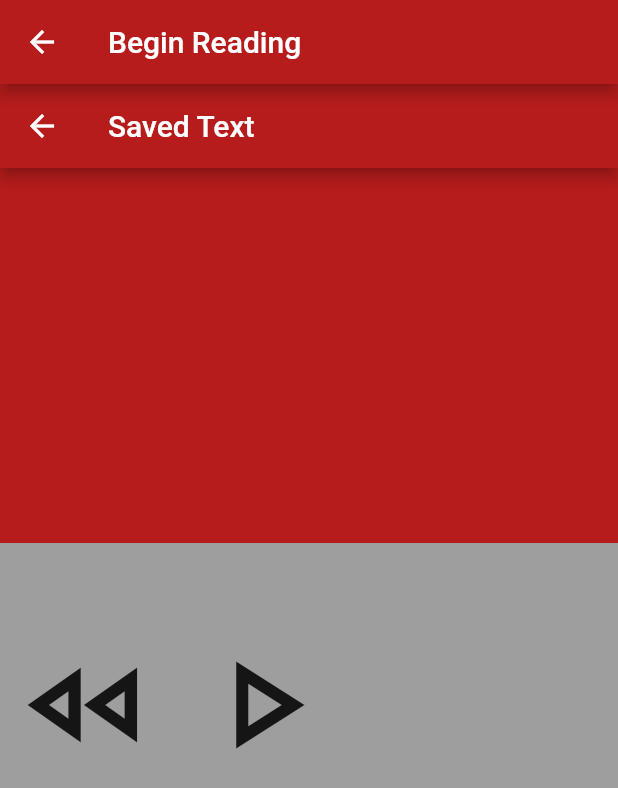
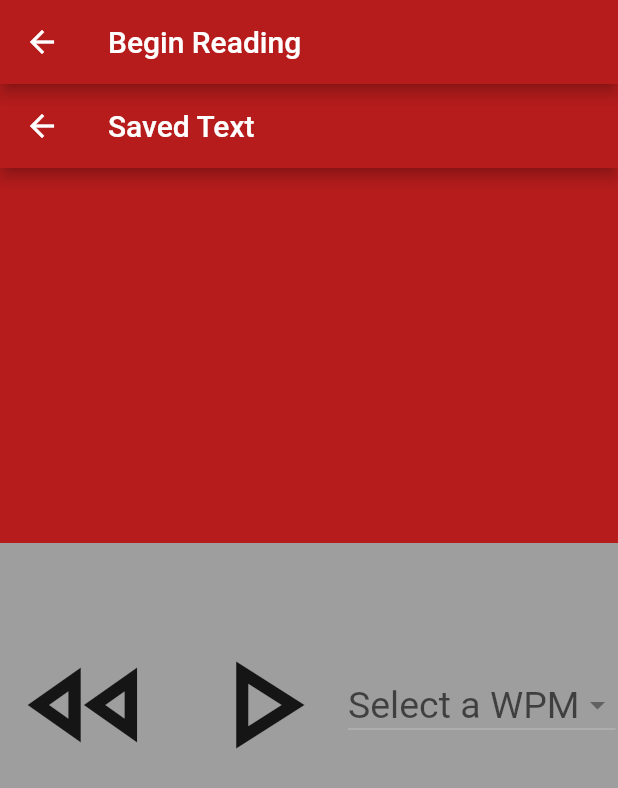
Before and after one commit to GuapoMopo/SpeedReaderApp, a Flutter app: the BeginReadingScreenReal screen opened directly, after a tap on the "play arrow" icon, on a phone screen of 412 x 824 dp. Shown: the top 788 px of the screen. Run offline on Flutter 3.47's test engine with Material 2 defaults, Android fonts, the phone set to English and light mode, and no system bars; our stand-ins replace image_picker.

Commit message:
Added the functionanlity to change the wpm in real time

```diff
--- a/flutter_application_1/lib/main.dart
+++ b/flutter_application_1/lib/main.dart
@@ -1,12 +1,13 @@
 import 'dart:convert';
+import 'dart:io';
 
 import 'package:flutter/material.dart';
 import 'package:image_picker/image_picker.dart';
 import 'dart:async';
-import 'package:flutter_mobile_vision/flutter_mobile_vision.dart'; //tried using and it just wasnt that great
+//import 'package:flutter_mobile_vision/flutter_mobile_vision.dart'; //tried using and it just wasnt that great
 import 'dart:io' as Io;
 import 'package:http/http.dart' as http;
-import 'package:path/path.dart' as p;
+//import 'package:path/path.dart' as p;
 
 Future<void> main() async {
   WidgetsFlutterBinding.ensureInitialized();
@@ -206,6 +207,7 @@ class _SavedText extends State {
   void deleteItemFromList(String value) {
     setState(() {
       savedTexts.remove(value);
+      savedTextParagraphs.remove(value);
     });
   }
 
@@ -547,7 +549,10 @@ class UpdateTextState extends State with SingleTickerProviderStateMixin {
   UpdateTextState({Key key, @required this.textIndex2});
   String blank = '';
   String textHolder;
+  int actualWPM = 150;
 
+//don't use
+/*
   changeText() async {
     textHolder = savedTextParagraphs[textIndex2];
     print(textHolder);
@@ -562,14 +567,15 @@ class UpdateTextState extends State with SingleTickerProviderStateMixin {
       });
       // ignore: unnecessary_statements
       (await new Future.delayed(
-          const Duration(milliseconds: 500))); //control the wpm
+          const Duration(seconds: 400))); //control the wpm
+
     }
   }
+  */
 
   changeTextTest(String item) {
     setState(() {
       blank = item;
-      // ignore: unnecessary_statements
     });
   }
 
@@ -600,7 +606,25 @@ class UpdateTextState extends State with SingleTickerProviderStateMixin {
   bool firstClick = false;
   bool rewindSave = false;
   int savedSpot = 0;
+  int wpm;
   var list = [];
+  var wpmList = <String>[
+    '100 WPM',
+    '150 WPM',
+    '200 WPM',
+    '250 WPM',
+    '300 WPM',
+    '350 WPM',
+    '400 WPM',
+    '450 WPM',
+    '500 WPM',
+    '550 WPM',
+    '600 WPM',
+    '650 WPM',
+    '700 WPM',
+    '750 WPM',
+    '800 WPM'
+  ];
 
   @override
   Widget build(BuildContext context) {
@@ -672,7 +696,8 @@ class UpdateTextState extends State with SingleTickerProviderStateMixin {
                               await changeTextTest(list[i]);
                               // ignore: unnecessary_statements
                               (await new Future.delayed(
-                                  const Duration(milliseconds: 500)));
+                                  Duration(milliseconds: actualWPM)));
+                              //sleep(Duration(milliseconds: 200));
                             } else if (isChanging == false) {
                               print("isChanging");
                               print(rewindSave);
@@ -692,7 +717,31 @@ class UpdateTextState extends State with SingleTickerProviderStateMixin {
                         }
                       },
                     ),
+                    new DropdownButton<String>(
+                      hint: new Text("Select a WPM",
+                          style: TextStyle(fontSize: 25)),
+                      value: wpm == null ? null : wpmList[wpm],
+                      items: wpmList.map((String value) {
+                        return new DropdownMenuItem(
+                          value: value,
+                          child: new Text(
+                            value,
+                            style: TextStyle(fontSize: 20),
+                          ),
+                        );
+                      }).toList(),
+                      onChanged: (value) {
+                        setState(() {
+                          wpm = wpmList.indexOf(value);
+                          actualWPM = (int.parse(value.split(" ")[0]));
+                          double temp = (60 / actualWPM) * 1000;
+                          actualWPM = temp.toInt();
+                          print(actualWPM);
+                        });
+                      },
+                    )
                   ])
+
               // IconButton(
               //  iconSize: 50,
               //  icon: AnimatedIcon(
```
